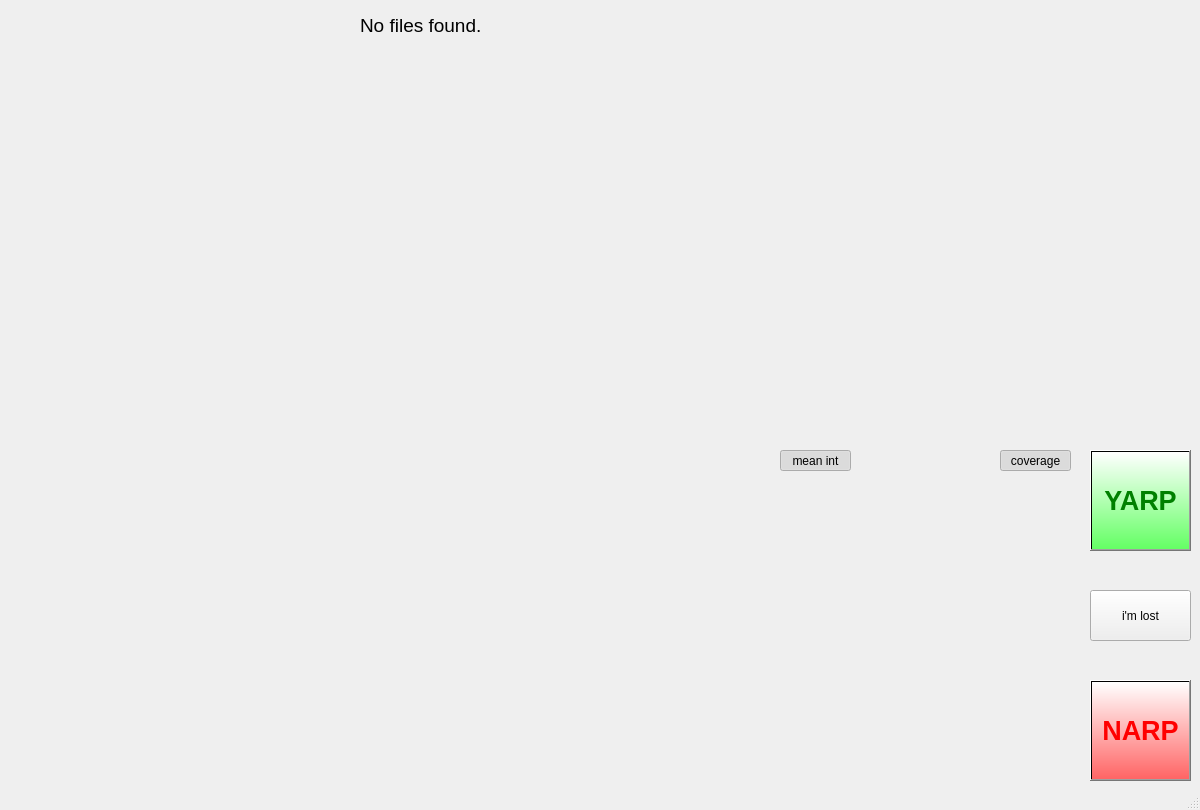
This is layout_sm_human_validator.ui in kiwimatto/2dpolim-analysis as Qt 5 draws it before an edit. The edited form follows.
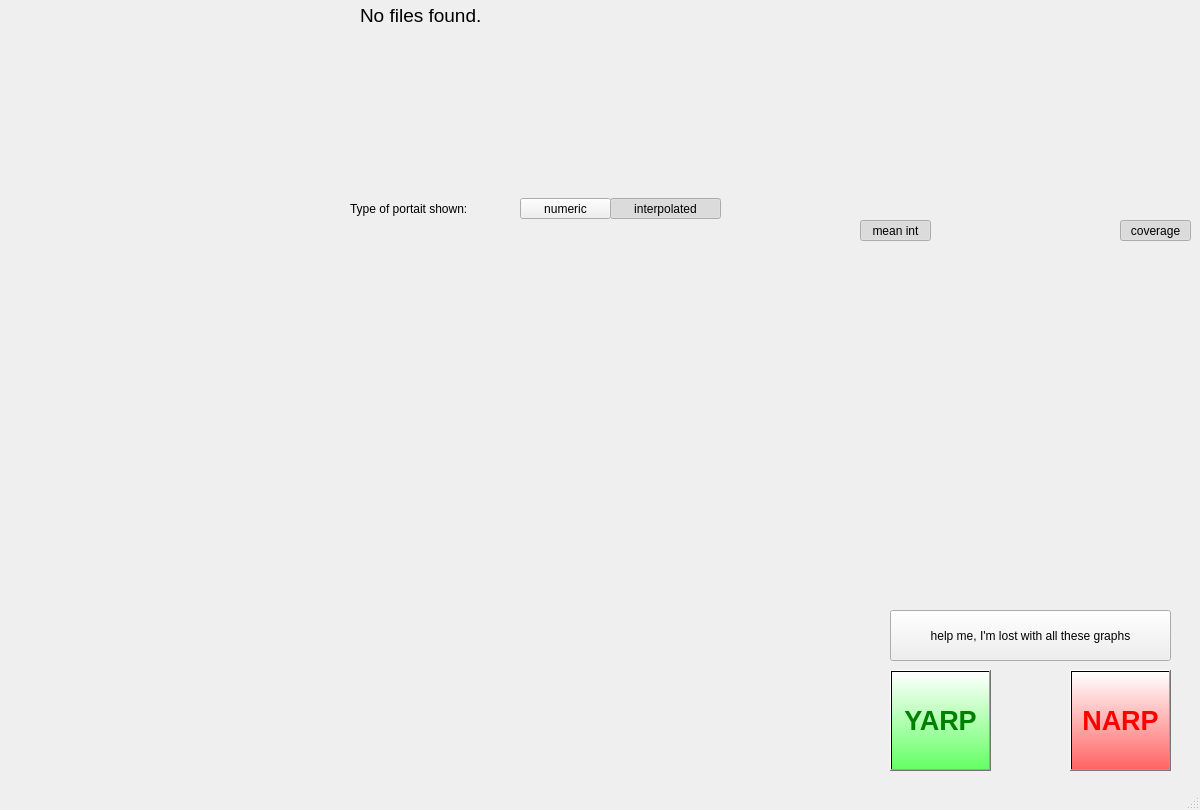
This is the edited form.

The edit to the form file:
```diff
--- a/layout_sm_human_validator.ui
+++ b/layout_sm_human_validator.ui
@@ -21,7 +21,7 @@
     <property name="geometry">
      <rect>
       <x>10</x>
-      <y>50</y>
+      <y>30</y>
       <width>1181</width>
       <height>161</height>
      </rect>
@@ -31,28 +31,28 @@
     <property name="geometry">
      <rect>
       <x>10</x>
-      <y>10</y>
+      <y>0</y>
       <width>341</width>
-      <height>41</height>
+      <height>31</height>
      </rect>
     </property>
    </widget>
    <widget class="QWidget" name="portraitPlotWidget" native="true">
     <property name="geometry">
      <rect>
-      <x>10</x>
-      <y>210</y>
-      <width>556</width>
-      <height>531</height>
+      <x>290</x>
+      <y>220</y>
+      <width>561</width>
+      <height>351</height>
      </rect>
     </property>
    </widget>
    <widget class="QWidget" name="projectionsPlotWidget" native="true">
     <property name="geometry">
      <rect>
-      <x>580</x>
-      <y>210</y>
-      <width>611</width>
+      <x>10</x>
+      <y>580</y>
+      <width>571</width>
       <height>181</height>
      </rect>
     </property>
@@ -60,8 +60,8 @@
    <widget class="QPushButton" name="yarpPushButton">
     <property name="geometry">
      <rect>
-      <x>1090</x>
-      <y>450</y>
+      <x>890</x>
+      <y>670</y>
       <width>101</width>
       <height>101</height>
      </rect>
@@ -83,8 +83,8 @@
    <widget class="QPushButton" name="narpPushButton">
     <property name="geometry">
      <rect>
-      <x>1090</x>
-      <y>680</y>
+      <x>1070</x>
+      <y>670</y>
       <width>101</width>
       <height>101</height>
      </rect>
@@ -116,30 +116,30 @@
    <widget class="QWidget" name="ProjectionsPlotToolsWidget" native="true">
     <property name="geometry">
      <rect>
-      <x>580</x>
-      <y>390</y>
-      <width>611</width>
-      <height>41</height>
+      <x>10</x>
+      <y>760</y>
+      <width>571</width>
+      <height>31</height>
      </rect>
     </property>
    </widget>
    <widget class="QWidget" name="ETmodelPlotWidget" native="true">
     <property name="geometry">
      <rect>
-      <x>570</x>
-      <y>560</y>
-      <width>171</width>
-      <height>181</height>
+      <x>660</x>
+      <y>580</y>
+      <width>191</width>
+      <height>191</height>
      </rect>
     </property>
    </widget>
    <widget class="QWidget" name="spotcoveragePlotWidget" native="true">
     <property name="geometry">
      <rect>
-      <x>780</x>
-      <y>450</y>
-      <width>291</width>
-      <height>291</height>
+      <x>860</x>
+      <y>220</y>
+      <width>331</width>
+      <height>331</height>
      </rect>
     </property>
     <widget class="QPushButton" name="meanintPushButton">
@@ -167,7 +167,7 @@
     <widget class="QPushButton" name="coveragePushButton">
      <property name="geometry">
       <rect>
-       <x>220</x>
+       <x>260</x>
        <y>0</y>
        <width>71</width>
        <height>21</height>
@@ -190,19 +190,19 @@
    <widget class="QWidget" name="spotcoveragePlotToolsWidget" native="true">
     <property name="geometry">
      <rect>
-      <x>780</x>
-      <y>740</y>
+      <x>860</x>
+      <y>550</y>
       <width>291</width>
-      <height>41</height>
+      <height>31</height>
      </rect>
     </property>
    </widget>
    <widget class="QPushButton" name="imlostPushButton">
     <property name="geometry">
      <rect>
-      <x>1090</x>
-      <y>590</y>
-      <width>101</width>
+      <x>890</x>
+      <y>610</y>
+      <width>281</width>
       <height>51</height>
      </rect>
     </property>
@@ -213,7 +213,7 @@
      <string notr="true"/>
     </property>
     <property name="text">
-     <string>i'm lost</string>
+     <string>help me, I'm lost with all these graphs</string>
     </property>
     <property name="checkable">
      <bool>true</bool>
@@ -223,7 +223,7 @@
     <property name="geometry">
      <rect>
       <x>360</x>
-      <y>10</y>
+      <y>0</y>
       <width>831</width>
       <height>31</height>
      </rect>
@@ -237,6 +237,90 @@
      <string>No files found.</string>
     </property>
    </widget>
+   <widget class="QWidget" name="residualsPlotWidget" native="true">
+    <property name="geometry">
+     <rect>
+      <x>10</x>
+      <y>220</y>
+      <width>281</width>
+      <height>351</height>
+     </rect>
+    </property>
+   </widget>
+   <widget class="QPushButton" name="numericPortraitsPushButton">
+    <property name="geometry">
+     <rect>
+      <x>520</x>
+      <y>198</y>
+      <width>91</width>
+      <height>21</height>
+     </rect>
+    </property>
+    <property name="font">
+     <font>
+      <weight>50</weight>
+      <bold>false</bold>
+     </font>
+    </property>
+    <property name="autoFillBackground">
+     <bool>true</bool>
+    </property>
+    <property name="styleSheet">
+     <string notr="true"/>
+    </property>
+    <property name="text">
+     <string>numeric</string>
+    </property>
+    <property name="checkable">
+     <bool>true</bool>
+    </property>
+    <property name="checked">
+     <bool>false</bool>
+    </property>
+   </widget>
+   <widget class="QPushButton" name="interpolatedPortraitsPushButton">
+    <property name="geometry">
+     <rect>
+      <x>610</x>
+      <y>198</y>
+      <width>111</width>
+      <height>21</height>
+     </rect>
+    </property>
+    <property name="font">
+     <font>
+      <kerning>true</kerning>
+     </font>
+    </property>
+    <property name="autoFillBackground">
+     <bool>true</bool>
+    </property>
+    <property name="styleSheet">
+     <string notr="true"/>
+    </property>
+    <property name="text">
+     <string>interpolated</string>
+    </property>
+    <property name="checkable">
+     <bool>true</bool>
+    </property>
+    <property name="checked">
+     <bool>true</bool>
+    </property>
+   </widget>
+   <widget class="QLabel" name="label_2">
+    <property name="geometry">
+     <rect>
+      <x>350</x>
+      <y>200</y>
+      <width>161</width>
+      <height>17</height>
+     </rect>
+    </property>
+    <property name="text">
+     <string>Type of portait shown: </string>
+    </property>
+   </widget>
   </widget>
   <widget class="QStatusBar" name="statusbar"/>
  </widget>
```
Left out of the diff: 10 changed lines with no effect on the pictures.
